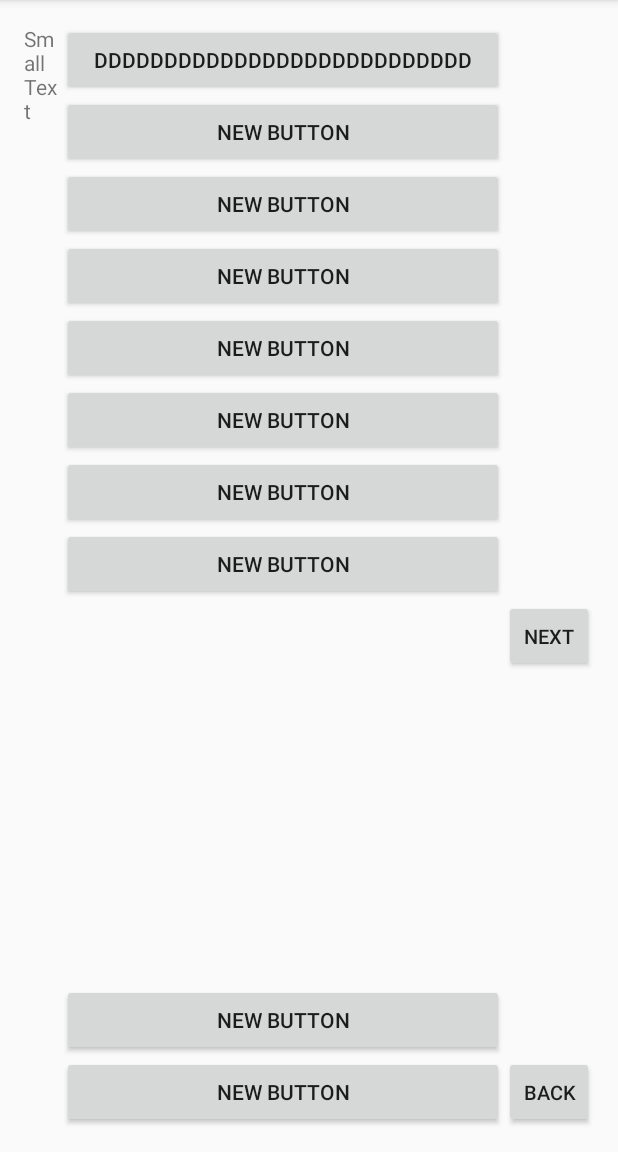
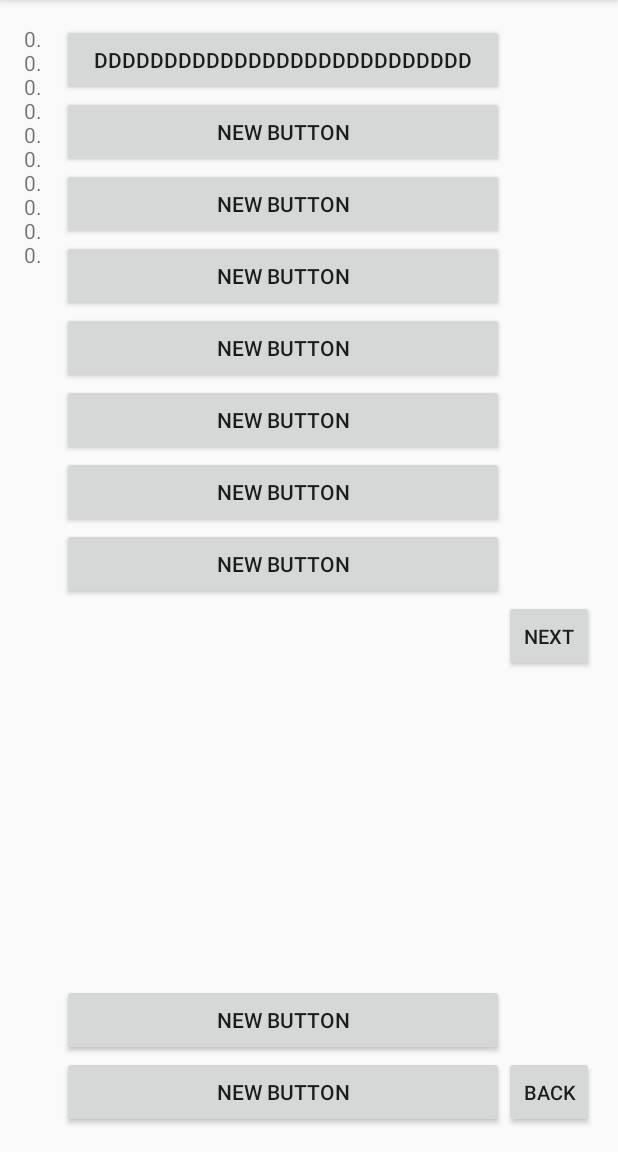
Before and after one commit to zgknoll/OurState, an Android app: the PetitionListActivity screen opened directly, with no data from a screen before it, on a phone screen of 412 x 824 dp, the part 84-1236 px from its top. Run offline under Robolectric (Android 15) with nearby library versions, the phone set to English and light mode, and no system bars; 1 statement that could not run was skipped.

```diff
--- a/app/src/main/java/bitsplease/ourstate/PetitionListActivity.java
+++ b/app/src/main/java/bitsplease/ourstate/PetitionListActivity.java
@@ -21,6 +21,10 @@ public class PetitionListActivity extends AppCompatActivity {
 
         super.onCreate(savedInstanceState);
         setContentView(R.layout.activity_petition_list);
+        TextView textElement;
+        textElement = (TextView) findViewById(R.id.leftSide);
+        leftSideInitialize();
+        textElement.setText(output);
         db = new DatabaseHelper(this, 1);
         leftSideInitialize();
 
--- a/app/src/main/res/layout/activity_petition_list.xml
+++ b/app/src/main/res/layout/activity_petition_list.xml
@@ -129,7 +129,7 @@
         android:layout_height="wrap_content"
         android:textAppearance="?android:attr/textAppearanceSmall"
         android:text="Small Text"
-        android:id="@+id/textView"
+        android:id="@+id/leftSide"
         android:layout_alignTop="@+id/button0"
         android:layout_alignParentLeft="true"
         android:layout_alignParentStart="true"
```
